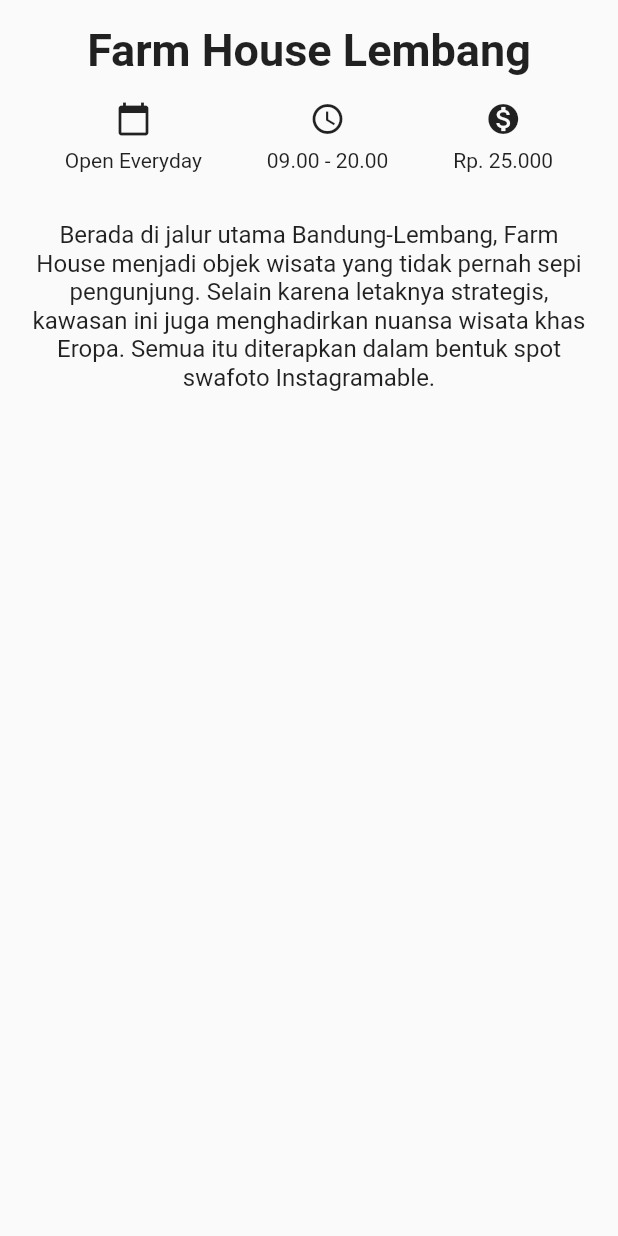
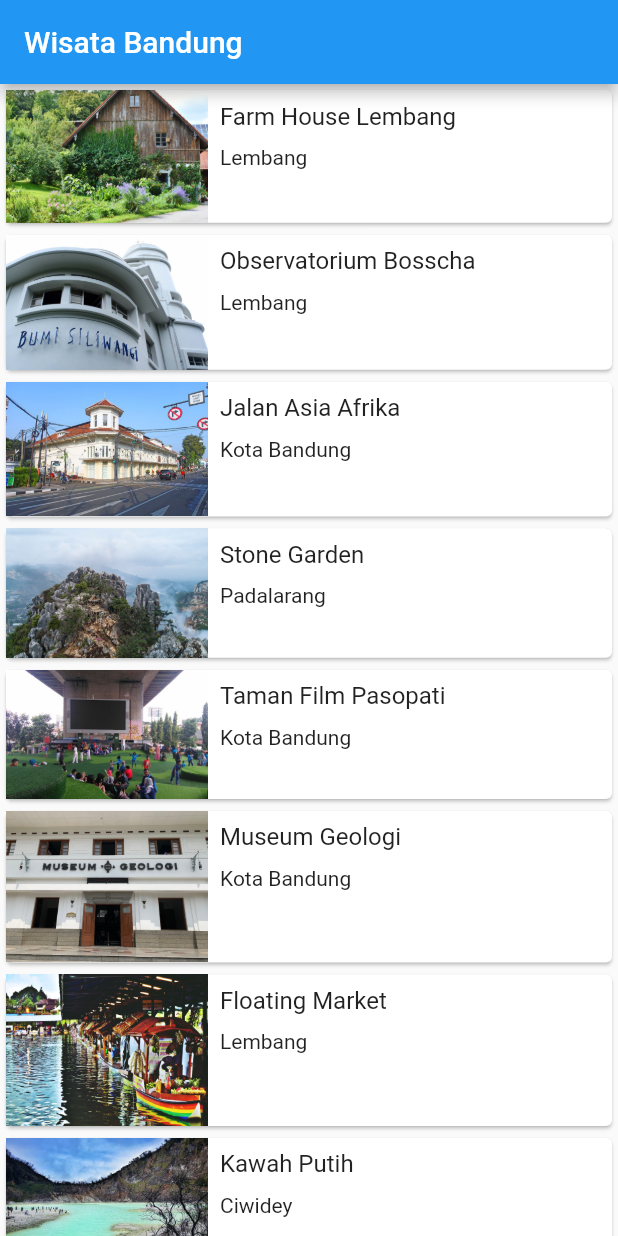
Before and after one commit to fajarromadhon559/codelab_wisatabandung, a Flutter app: the screen it shows after launch, on a phone screen of 412 x 824 dp. Run offline on Flutter 3.47's test engine with Material 2 defaults, Android fonts, the phone set to English and light mode, and no system bars.

Commit message:
update 9/27/23

```diff
--- a/lib/detail_screen.dart
+++ b/lib/detail_screen.dart
@@ -1,53 +1,79 @@
 import 'package:flutter/material.dart';
+import 'package:wisatabandung/tourism_place.dart';
 
 class DetailScreen extends StatelessWidget {
-  const DetailScreen({super.key});
+  final TourismPlace place;
+
+  const DetailScreen({super.key, required this.place});
 
   @override
   Widget build(BuildContext context) {
     return Scaffold(
       body: SafeArea(
+        child: SingleChildScrollView(
           child: Column(
             crossAxisAlignment: CrossAxisAlignment.stretch,
             children: [
+              Stack(
+                children: [
+                  Image.asset(place.imageAsset),
+                  SafeArea(
+                    child: Padding(
+                      padding: const EdgeInsets.all(8.0),
+                      child: CircleAvatar(
+                        backgroundColor: Colors.white,
+                        child: IconButton(
+                            onPressed: () {
+                              Navigator.pop(context);
+                            },
+                            icon: const Icon(
+                              Icons.arrow_back_ios,
+                              color: Colors.grey,
+                            )),
+                      ),
+                    ),
+                  )
+                ],
+              ),
               Container(
                 margin: const EdgeInsets.only(top: 16.0),
-              child: const Text(
-                'Farm House Lembang',
+                child: Text(
+                  place.name,
                   textAlign: TextAlign.center,
-                style: TextStyle(fontSize: 30.0, fontWeight: FontWeight.bold),
+                  style: const TextStyle(
+                      fontSize: 30.0, fontWeight: FontWeight.bold),
                 ),
               ),
               Container(
                 margin: const EdgeInsets.symmetric(vertical: 16.0),
-              child: const Row(
+                child: Row(
                   mainAxisAlignment: MainAxisAlignment.spaceEvenly,
                   children: [
                     Column(
                       children: [
-                      Icon(Icons.calendar_today),
-                      SizedBox(
+                        const Icon(Icons.calendar_today),
+                        const SizedBox(
                           height: 8.0,
                         ),
-                      Text('Open Everyday')
+                        Text(place.openDays)
                       ],
                     ),
                     Column(
                       children: [
-                      Icon(Icons.access_time),
-                      SizedBox(
+                        const Icon(Icons.access_time),
+                        const SizedBox(
                           height: 8.0,
                         ),
-                      Text('09.00 - 20.00')
+                        Text(place.openTime)
                       ],
                     ),
                     Column(
                       children: [
-                      Icon(Icons.monetization_on),
-                      SizedBox(
+                        const Icon(Icons.monetization_on),
+                        const SizedBox(
                           height: 8.0,
                         ),
-                      Text('Rp. 25.000')
+                        Text(place.ticketPrice)
                       ],
                     ),
                   ],
@@ -55,15 +81,31 @@ class DetailScreen extends StatelessWidget {
               ),
               Container(
                 padding: const EdgeInsets.all(16.0),
-              child: const Text(
-                'Berada di jalur utama Bandung-Lembang, Farm House menjadi objek wisata yang tidak pernah sepi pengunjung. Selain karena letaknya strategis, kawasan ini juga menghadirkan nuansa wisata khas Eropa. Semua itu diterapkan dalam bentuk spot swafoto Instagramable.',
+                child: Text(
+                  place.description,
                   textAlign: TextAlign.center,
-                style: TextStyle(fontSize: 16.0),
+                  style: const TextStyle(fontSize: 16.0),
+                ),
+              ),
+              SizedBox(
+                height: 150.0,
+                child: ListView(
+                  scrollDirection: Axis.horizontal,
+                  children: place.imageUrls.map((url) {
+                    return Padding(
+                      padding: const EdgeInsets.all(4.0),
+                      child: ClipRRect(
+                        borderRadius: BorderRadius.circular(10),
+                        child: Image.network(url),
+                      ),
+                    );
+                  }).toList(),
                 ),
               )
             ],
           ),
         ),
+      ),
     );
   }
 }
--- a/lib/main.dart
+++ b/lib/main.dart
@@ -1,5 +1,5 @@
 import 'package:flutter/material.dart';
-import 'package:wisatabandung/detail_screen.dart';
+import 'package:wisatabandung/main_screen.dart';
 
 void main() {
   runApp(const MyApp());
@@ -11,9 +11,10 @@ class MyApp extends StatelessWidget {
   @override
   Widget build(BuildContext context) {
     return MaterialApp(
+      debugShowCheckedModeBanner: false,
       title: 'Wisata Bandung',
       theme: ThemeData(),
-      home: const DetailScreen(),
+      home: const MainScreen(),
     );
   }
 }
--- /dev/null
+++ b/lib/main_screen.dart
@@ -0,0 +1,59 @@
+import 'package:flutter/material.dart';
+import 'package:wisatabandung/detail_screen.dart';
+import 'package:wisatabandung/tourism_place.dart';
+
+class MainScreen extends StatelessWidget {
+  const MainScreen({super.key});
+
+  @override
+  Widget build(BuildContext context) {
+    return Scaffold(
+      appBar: AppBar(
+        title: const Text('Wisata Bandung'),
+      ),
+      body: ListView.builder(
+        itemBuilder: (context, index) {
+          final TourismPlace place = tourismPlaceList[index];
+          return InkWell(
+            onTap: () {
+              Navigator.push(context, MaterialPageRoute(builder: (context) {
+                return DetailScreen(
+                  place: place,
+                );
+              }));
+            },
+            child: Card(
+              child: Row(
+                crossAxisAlignment: CrossAxisAlignment.start,
+                children: [
+                  Expanded(flex: 1, child: Image.asset(place.imageAsset)),
+                  Expanded(
+                    flex: 2,
+                    child: Padding(
+                      padding: const EdgeInsets.all(8.0),
+                      child: Column(
+                        crossAxisAlignment: CrossAxisAlignment.start,
+                        mainAxisSize: MainAxisSize.min,
+                        children: [
+                          Text(
+                            place.name,
+                            style: const TextStyle(fontSize: 16.0),
+                          ),
+                          const SizedBox(
+                            height: 10,
+                          ),
+                          Text(place.location)
+                        ],
+                      ),
+                    ),
+                  )
+                ],
+              ),
+            ),
+          );
+        },
+        itemCount: tourismPlaceList.length,
+      ),
+    );
+  }
+}
--- /dev/null
+++ b/lib/tourism_place.dart
@@ -0,0 +1,159 @@
+class TourismPlace {
+  String name;
+  String location;
+  String description;
+  String openDays;
+  String openTime;
+  String ticketPrice;
+  String imageAsset;
+  List<String> imageUrls;
+
+  TourismPlace({
+    required this.name,
+    required this.location,
+    required this.description,
+    required this.openDays,
+    required this.openTime,
+    required this.ticketPrice,
+    required this.imageAsset,
+    required this.imageUrls,
+  });
+}
+
+var tourismPlaceList = [
+  TourismPlace(
+    name: 'Farm House Lembang',
+    location: 'Lembang',
+    description:
+        'Berada di jalur utama Bandung-Lembang, Farm House menjadi objek wisata yang tidak pernah sepi pengunjung. Selain karena letaknya strategis, kawasan ini juga menghadirkan nuansa wisata khas Eropa. Semua itu diterapkan dalam bentuk spot swafoto Instagramable.',
+    openDays: 'Open Everyday',
+    openTime: '09:00 - 20:00',
+    ticketPrice: 'Rp.25000',
+    imageAsset: 'images/farm-house.jpg',
+    imageUrls: [
+      'https://media-cdn.tripadvisor.com/media/photo-s/0d/7c/59/70/farmhouse-lembang.jpg',
+      'https://media-cdn.tripadvisor.com/media/photo-w/13/f0/22/f6/photo3jpg.jpg',
+      'https://media-cdn.tripadvisor.com/media/photo-m/1280/16/a9/33/43/liburan-di-farmhouse.jpg'
+    ],
+  ),
+  TourismPlace(
+    name: 'Observatorium Bosscha',
+    location: 'Lembang',
+    description:
+        'Memiliki beberapa teleskop, antara lain, Refraktor Ganda Zeiss, Schmidt Bimasakti, Refraktor Bamberg, Cassegrain GOTO, dan Teleskop Surya. Refraktor Ganda Zeiss adalah jenis teleskop terbesar untuk meneropong bintang. Benda ini diletakkan pada atap kubah sehingga saat teropong digunakan, atap tersebut harus dibuka. Observatorium Bosscha boleh dikunjungi oleh siapa pun, tanpa tiket. Namun, bagi yang ingin menggunakan teleskop Zeiss, wajib mendaftarkan diri. Untuk instansi atau lembaga pendidikan, diberikan jadwal hari Selasa sampai Jumat. Sementara itu, kunjungan individu dibuka setiap hari Sabtu.',
+    openDays: 'Open Tuesday - Saturday',
+    openTime: '09:00 - 14:30',
+    ticketPrice: 'Rp 20000',
+    imageAsset: 'images/bosscha.jpg',
+    imageUrls: [
+      'https://media-cdn.tripadvisor.com/media/photo-o/12/6b/63/0b/bosscha-observatory.jpg',
+      'https://media-cdn.tripadvisor.com/media/photo-p/0d/6a/88/9b/photo3jpg.jpg',
+      'https://media-cdn.tripadvisor.com/media/photo-o/11/3f/04/39/p-20171111-110220-largejpg.jpg',
+    ],
+  ),
+  TourismPlace(
+    name: 'Jalan Asia Afrika',
+    location: 'Kota Bandung',
+    description:
+        'Jalan Asia Afrika di Bandung memiliki kaitan yang sangat erat dengan pendirian kota Kembang ini. Karena pada saat itu, Gubernur Jenderal Herman Willem Deaendels dari Belanda menancapkan tongkatnya saat memerintahkan pendirian kota ini, yang kemudian diabadikan menjadi tugu Bandung Nol Kilometer.',
+    openDays: 'Open Everyday',
+    openTime: '24 hours',
+    ticketPrice: 'Free',
+    imageAsset: 'images/jalan-asia-afrika.jpg',
+    imageUrls: [
+      'https://media-cdn.tripadvisor.com/media/photo-o/0d/c2/e7/e6/quotes-kota-bandung.jpg',
+      'https://media-cdn.tripadvisor.com/media/photo-w/17/f4/44/01/jalan-asia-afrika.jpg',
+      'https://media-cdn.tripadvisor.com/media/photo-s/0a/ef/36/e2/jalan-asia-afrika.jpg',
+    ],
+  ),
+  TourismPlace(
+    name: 'Stone Garden',
+    location: 'Padalarang',
+    description:
+        'Stone Garden atau Taman Batu di Padalarang – Bandung ini adalah nama secara harafiah untuk apa yang akan kita lihat jika berada di sana. Hamparan batu yang artistik membuat kita merasa tidak sedang berada di Bandung, apalagi di Padalarang. Hamparan batu yang dimaksud bukan terhampar begitu saja di atas tanah luas yang menjadi permukaannya. Batu-batu besar yang ukuran pastinya bervariasi tersusun seperti memiliki suatu formasi matematis.',
+    openDays: 'Open Everyday',
+    openTime: '06:00 - 17:00',
+    ticketPrice: 'Rp 3000',
+    imageAsset: 'images/stone-garden.jpg',
+    imageUrls: [
+      'https://media-cdn.tripadvisor.com/media/photo-o/15/01/d7/4b/p-20180510-153310-01.jpg',
+      'https://media-cdn.tripadvisor.com/media/photo-w/15/68/00/32/stone-garden-citatah.jpg',
+      'https://media-cdn.tripadvisor.com/media/photo-o/0d/a2/cb/05/stone-garden-citatah.jpg',
+    ],
+  ),
+  TourismPlace(
+    name: 'Taman Film Pasopati',
+    location: 'Kota Bandung',
+    description:
+        'Menjadi salah satu tempat wisata di Bandung yang favorit, tentu Taman Film ini memiliki fasilitas cukup memadai. Pemberian fasilitas ini memiliki harapan para pengunjung akan merasa nyaman dan tak segan2 untuk kembali berkunjung terus menerus kesini. Beberapa fasilitas taman yang bisa kamu nikmati diantaranya seperti layar videotron besar berukuran 4×8 untuk memutar berbagai macam pilihan film seperti Film Indonesia, Bollywood, Korea, ataupun Indie Bandung.',
+    openDays: 'Open Everyday',
+    openTime: '24 hours',
+    ticketPrice: 'Free',
+    imageAsset: 'images/taman-film.jpg',
+    imageUrls: [
+      'https://media-cdn.tripadvisor.com/media/photo-o/08/8b/87/50/bandung-movie-park.jpg',
+      'https://media-cdn.tripadvisor.com/media/photo-o/17/67/d5/53/img-20190505-114509-largejpg.jpg',
+      'https://media-cdn.tripadvisor.com/media/photo-w/09/73/33/05/taman-film-pasopati.jpg',
+    ],
+  ),
+  TourismPlace(
+    name: 'Museum Geologi',
+    location: 'Kota Bandung',
+    description:
+        'Museum Geologi didirikan pada tanggal 16 Mei 1929. Museum ini telah direnovasi dengan dana bantuan dari JICA (Japan International Cooperation Agency). Setelah mengalami renovasi, Museum Geologi dibuka kembali dan diresmikan oleh Wakil Presiden RI, Megawati Soekarnoputri pada tanggal 23 Agustus 2000. Sebagai salah satu monumen bersejarah, museum berada di bawah perlindungan pemerintah dan merupakan peninggalan nasional. Dalam Museum ini, tersimpan dan dikelola materi-materi geologi yang berlimpah, seperti fosil, batuan, mineral. Kesemuanya itu dikumpulkan selama kerja lapangan di Indonesia sejak 1850.',
+    openDays: 'Open Saturday - Thursday',
+    openTime: '09:00 - 15:30',
+    ticketPrice: 'Rp 3000',
+    imageAsset: 'images/museum-geologi.jpg',
+    imageUrls: [
+      'https://media-cdn.tripadvisor.com/media/photo-w/19/1c/8e/f7/geology-museum.jpg',
+      'https://media-cdn.tripadvisor.com/media/photo-o/11/a7/35/b7/geology-museum.jpg',
+      'https://media-cdn.tripadvisor.com/media/photo-s/1a/55/e0/dc/geology-museum.jpg',
+    ],
+  ),
+  TourismPlace(
+    name: 'Floating Market',
+    location: 'Lembang',
+    description:
+        'Tempat wisata ini sepertinya memang ditujukan untuk wisata keluarga di Bandung. Di sini kita bisa menikmati suasana kawasan yang tertata rapi dan alami. Pada awalnya, floating market Lembang tidak begitu luas. Tapi sekarang sudah ekspansi dan memiliki banyak objek menarik baru. Nama floating market ini sepertinya merujuk pada stand tempat jualan makanan yang berada dalam perahu.',
+    openDays: 'Open Everyday',
+    openTime: '09:00 - 17:00',
+    ticketPrice: 'Rp 20000',
+    imageAsset: 'images/floating-market.png',
+    imageUrls: [
+      'https://media-cdn.tripadvisor.com/media/photo-o/17/f9/ff/f8/floating-market-bandung.jpg',
+      'https://media-cdn.tripadvisor.com/media/photo-p/1a/86/d3/cd/20200103-125059-largejpg.jpg',
+      'https://media-cdn.tripadvisor.com/media/photo-p/19/ce/b4/9b/img20181224120857-largejpg.jpg',
+    ],
+  ),
+  TourismPlace(
+    name: 'Kawah Putih',
+    location: 'Ciwidey',
+    description:
+        'Kawah Putih adalah tempat wisata di Bandung yang paling terkenal. Berlokasi di Ciwidey, Jawa Barat, kurang lebih sekitar 50 KM arah selatan kota Bandung, Kawah Putih adalah sebuah danau yang terbentuk akibat dari letusan Gunung Patuha. Sesuai dengan namanya, tanah yang ada di kawasan ini berwarna putih akibat dari pencampuran unsur belerang.',
+    openDays: 'Open Everyday',
+    openTime: '07:00 - 17:00',
+    ticketPrice: 'Rp 15000',
+    imageAsset: 'images/kawah-putih.jpg',
+    imageUrls: [
+      'https://media-cdn.tripadvisor.com/media/photo-o/0b/6e/7c/ce/rocks-sticking-out-of.jpg',
+      'https://media-cdn.tripadvisor.com/media/photo-p/0b/35/30/14/white-crater.jpg',
+      'https://media-cdn.tripadvisor.com/media/photo-o/0a/8b/9a/79/2945-t00572-www-initempatwisat.jpg',
+    ],
+  ),
+  TourismPlace(
+    name: 'Ranca Upas',
+    location: 'Ciwidey',
+    description:
+        'Ranca Upas Ciwidey adalah kawasan bumi perkemahan di bawah pengelolaan perhutani. Tempat ini berada di kawasan wisata Bandung Selatan, satu lokasi dengan kawah putih, kolam Cimanggu dan situ Patenggang. Banyak hal yang bisa dilakukan di kawasan wisata ini, seperti berkemah, berinteraksi dengan rusa, sampai bermain di water park dan mandi air panas.',
+    openDays: 'Open Everyday',
+    openTime: '24 hours',
+    ticketPrice: 'Rp 20000',
+    imageAsset: 'images/ranca-upas.jpg',
+    imageUrls: [
+      'https://media-cdn.tripadvisor.com/media/photo-o/1a/e0/7f/9c/kampung-cai-ranca-upas.jpg',
+      'https://media-cdn.tripadvisor.com/media/photo-w/13/ee/2f/87/ranca-upas.jpg',
+      'https://media-cdn.tripadvisor.com/media/photo-w/13/ee/27/0a/ranca-upas.jpg',
+    ],
+  ),
+];
--- a/pubspec.yaml
+++ b/pubspec.yaml
@@ -59,10 +59,8 @@ flutter:
   uses-material-design: true
 
   # To add assets to your application, add an assets section, like this:
-  # assets:
-  #   - images/a_dot_burr.jpeg
-  #   - images/a_dot_ham.jpeg
-
+  assets:
+    - images/
   # An image asset can refer to one or more resolution-specific "variants", see
   # https://flutter.dev/assets-and-images/#resolution-aware
 
```
Also changed, not shown: images/bosscha.jpg (added), images/farm-house.jpg (added), images/floating-market.png (added), images/jalan-asia-afrika.jpg (added), images/kawah-putih.jpg (added), images/museum-geologi.jpg (added), images/ranca-upas.jpg (added), images/stone-garden.jpg (added), images/taman-film.jpg (added). Lines whose indentation alone changed are shown as unchanged.
